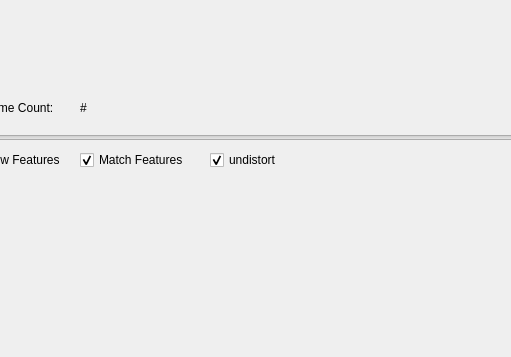
This is cpp/car-gui/stereo_window.ui in berickson/car as Qt 5 draws it before an edit; both pictures show x 100 to 611 and y 400 to 757 of the 938 by 757 pixel window. The edited form follows.
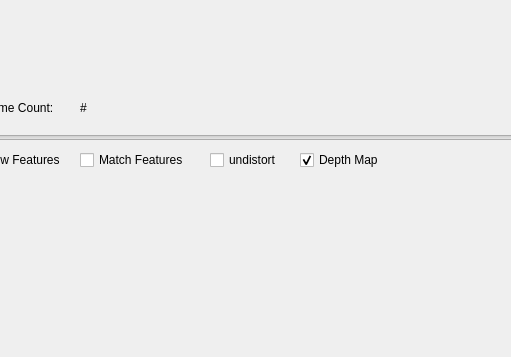
This is the edited form.

```diff
--- a/cpp/car-gui/stereo_window.ui
+++ b/cpp/car-gui/stereo_window.ui
@@ -131,7 +131,7 @@
     <string>Match Features</string>
    </property>
    <property name="checked">
-    <bool>true</bool>
+    <bool>false</bool>
    </property>
   </widget>
   <widget class="QCheckBox" name="undistort_checkbox">
@@ -147,7 +147,7 @@
     <string>undistort</string>
    </property>
    <property name="checked">
-    <bool>true</bool>
+    <bool>false</bool>
    </property>
   </widget>
   <widget class="QLabel" name="log_output">
@@ -163,6 +163,22 @@
     <string>#</string>
    </property>
   </widget>
+  <widget class="QCheckBox" name="depth_map_checkbox">
+   <property name="geometry">
+    <rect>
+     <x>400</x>
+     <y>550</y>
+     <width>131</width>
+     <height>20</height>
+    </rect>
+   </property>
+   <property name="text">
+    <string>Depth Map</string>
+   </property>
+   <property name="checked">
+    <bool>true</bool>
+   </property>
+  </widget>
   <zorder>layoutWidget</zorder>
   <zorder>frame_count_label</zorder>
   <zorder>frame_count</zorder>
```
Left out of the diff: 1 changed line with no effect on the pictures.
